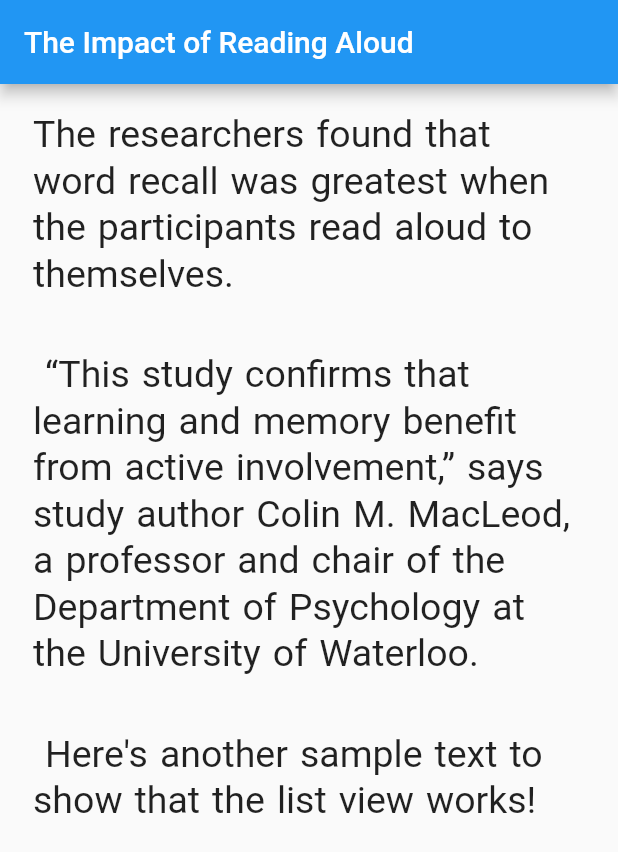
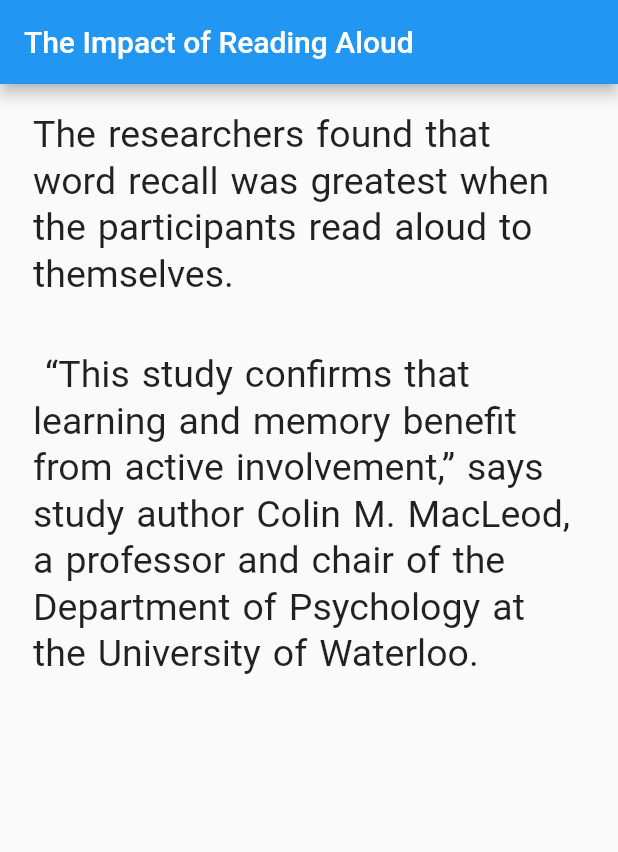
Before and after one commit to ivyla/flutterstringprocessor, a Flutter app: the screen it shows after launch, on a phone screen of 412 x 824 dp. Shown: the top 852 px of the screen. Run offline on Flutter 3.47's test engine with Material 2 defaults, Android fonts, the phone set to English and light mode, and no system bars.

Commit message:
before adding stylig

```diff
--- a/string_processor/lib/main.dart
+++ b/string_processor/lib/main.dart
@@ -7,7 +7,7 @@ void main() {
 
 class MyApp extends StatelessWidget {
   String fullText =
-      '''The researchers found that word recall was greatest when the participants read aloud to themselves. \n “This study confirms that learning and memory benefit from active involvement,” says study author Colin M. MacLeod, a professor and chair of the Department of Psychology at the University of Waterloo. \n Here's another sample text to show that the list view works!''';
+      '''The researchers found that word recall was greatest when the participants read aloud to themselves. \n “This study confirms that learning and memory benefit from active involvement,” says study author Colin M. MacLeod, a professor and chair of the Department of Psychology at the University of Waterloo.''';
   @override
   Widget build(BuildContext context) {
     var stringLists = fullText.split("\n");
--- a/string_processor/lib/widgets/paragraph.dart
+++ b/string_processor/lib/widgets/paragraph.dart
@@ -17,7 +17,6 @@ class _ParagraphState extends State<Paragraph> {
   @override
   Widget build(BuildContext context) {
     var parsedText = paragraph.split(" ");
-    var parsedParagraphs = paragraph.split("\n");
 
 // Single Paragraph without \n
     return SingleChildScrollView(
```
